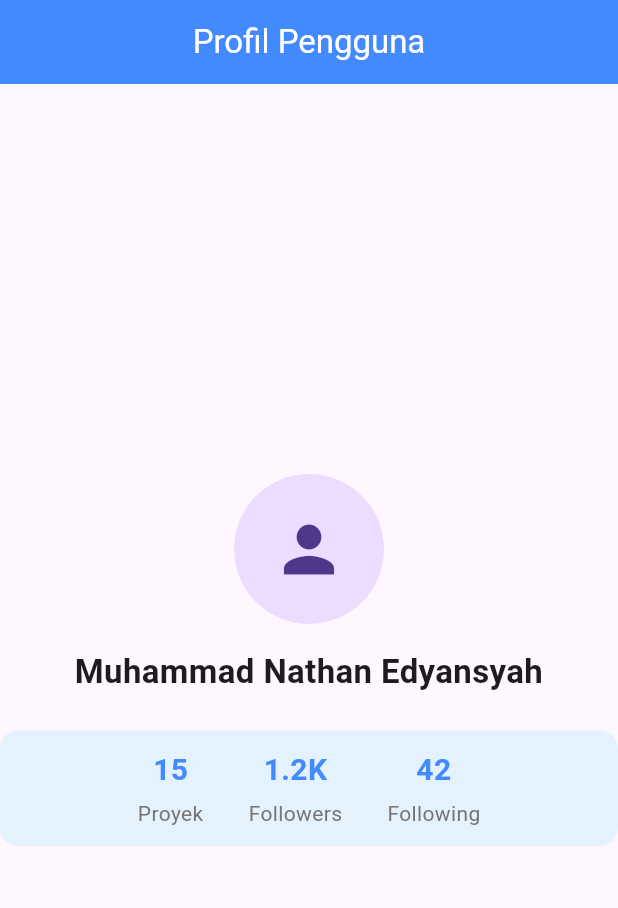
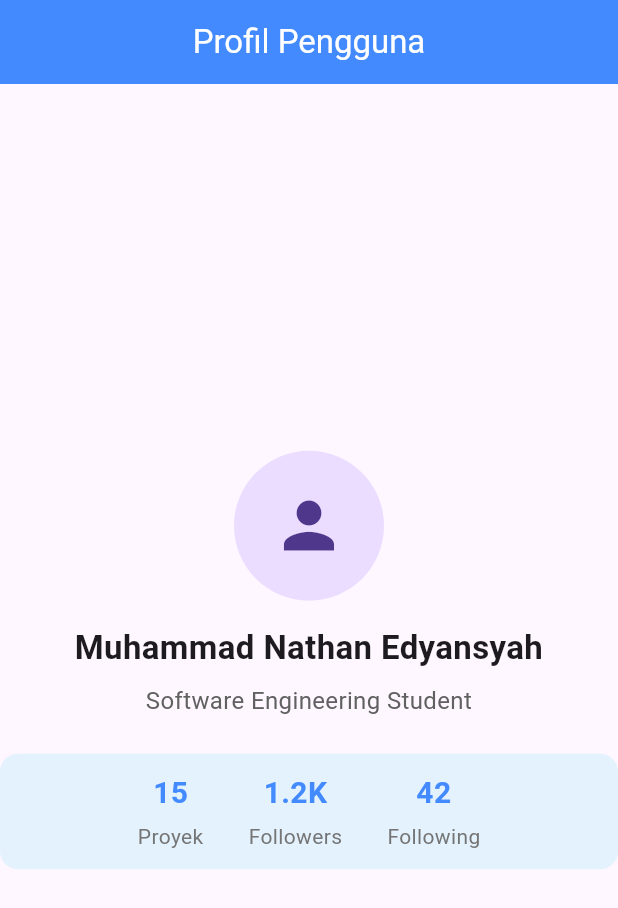
Before and after one commit to nathanedyansyah2-svg/commit_4_day, a Flutter app: the screen it shows after launch, on a phone screen of 412 x 824 dp. Shown: the top 908 px of the screen. Run offline on Flutter 3.47's test engine with Material 3 defaults, Android fonts, the phone set to English and light mode, and no system bars.

Commit message:
feat: menambahkan text Mahasiswa

```diff
--- a/lib/profile_info.dart
+++ b/lib/profile_info.dart
@@ -1,17 +1,34 @@
-  import 'package:flutter/material.dart';
+
+import 'package:flutter/material.dart';
 
 class ProfileInfo extends StatelessWidget {
   const ProfileInfo({super.key});
 
+  final String userName = 'Muhammad Nathan Edyansyah';
+  final String role = 'Software Engineering Student';
+
   @override
   Widget build(BuildContext context) {
-    return const Text(
-      'Muhammad Nathan Edyansyah',
-      style: TextStyle(
-        fontSize: 22,
-        fontWeight: FontWeight.bold
-    ),
-    textAlign: TextAlign.center,
+    return Column(
+      children: [
+        Text(
+          userName,
+          style: const TextStyle(
+            fontSize: 22,
+            fontWeight: FontWeight.bold,
+          ),
+          textAlign: TextAlign.center,
+        ),
+        const SizedBox(height: 8),
+        Text(
+          role,
+          style: TextStyle(
+            fontSize: 16,
+            color: Colors.grey[700],
+          ),
+          textAlign: TextAlign.center,
+        ),
+      ],
     );
   }
 }
```
